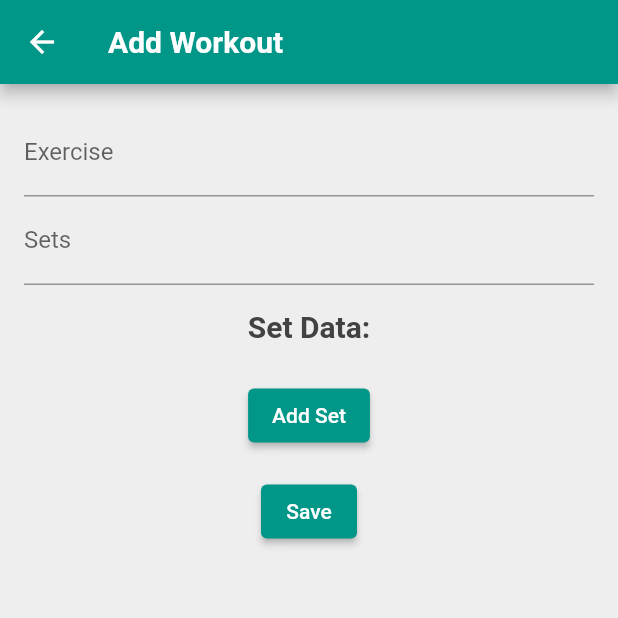
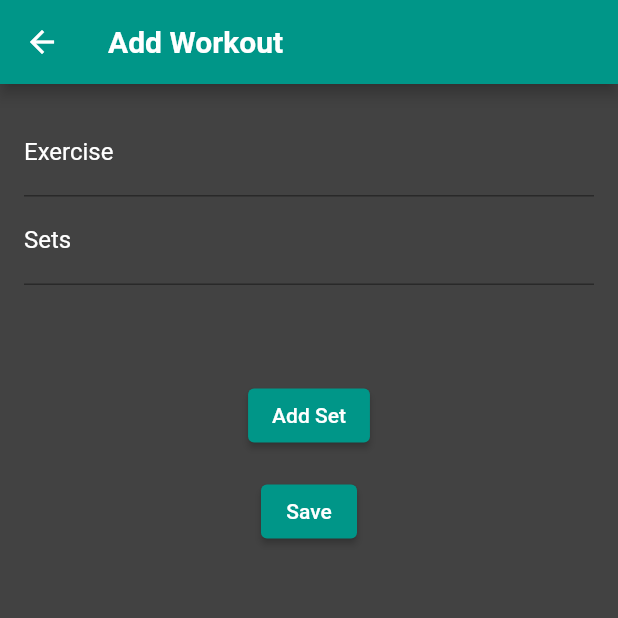
Before and after one commit to rohankewal/WorkoutLog, a Flutter app: the screen it shows after launch, after a tap on the "add" icon, on a phone screen of 412 x 824 dp, the top half of it. Run offline on Flutter 3.47's test engine with Material 2 defaults, Android fonts, the phone set to English and light mode, and no system bars; our stand-ins replace flutter_calendar_carousel.

Commit message:
style: changed color to teal for some widgets

```diff
--- a/lib/main.dart
+++ b/lib/main.dart
@@ -1,5 +1,6 @@
 import 'package:flutter/material.dart';
-import 'package:flutter_calendar_carousel/flutter_calendar_carousel.dart' show CalendarCarousel, Event;
+import 'package:flutter_calendar_carousel/flutter_calendar_carousel.dart'
+    show CalendarCarousel, Event;
 import 'package:flutter_calendar_carousel/classes/event.dart';
 
 class WorkoutLog {
@@ -39,7 +40,7 @@ class MyApp extends StatelessWidget {
       title: 'Workout Log',
       theme: ThemeData(
         primarySwatch: Colors.teal,
-        scaffoldBackgroundColor: Colors.grey[200],
+        scaffoldBackgroundColor: Colors.grey[800],
         textTheme: TextTheme(
           titleLarge: TextStyle(
             color: Colors.grey[800],
@@ -76,15 +77,19 @@ class _WorkoutListPageState extends State<WorkoutListPage> {
               onDayPressed: (DateTime date, List<Event> events) {
                 // Handle calendar day press event if needed
               },
-              weekendTextStyle: const TextStyle(color: Colors.red),
+              weekendTextStyle: const TextStyle(color: Colors.white),
               thisMonthDayBorderColor: Colors.grey,
-              headerTextStyle: const TextStyle(fontSize: 24.0, color: Colors.teal),
-              weekdayTextStyle: const TextStyle(color: Colors.black),
+              headerTextStyle:
+                  const TextStyle(fontSize: 24.0, color: Colors.teal),
+              weekdayTextStyle: const TextStyle(color: Colors.white),
               selectedDateTime: DateTime.now(),
               daysHaveCircularBorder: true,
               showOnlyCurrentMonthDate: true,
               prevDaysTextStyle: const TextStyle(fontSize: 16.0),
               nextDaysTextStyle: const TextStyle(fontSize: 16.0),
+              selectedDayButtonColor: Colors.teal,
+              selectedDayBorderColor: Colors.teal,
+              selectedDayTextStyle: const TextStyle(color: Colors.white),
             ),
           ),
           Expanded(
@@ -110,15 +115,24 @@ class _WorkoutListPageState extends State<WorkoutListPage> {
                     ),
                   ),
                   child: Card(
-                    margin: const EdgeInsets.symmetric(horizontal: 16.0, vertical: 8.0),
+                    color: Colors.teal,
+                    margin: const EdgeInsets.symmetric(
+                        horizontal: 16.0, vertical: 8.0),
                     child: ListTile(
-                      title: Text(workout.exercise),
-                      subtitle: Text('Date: ${workout.date.toString().substring(0, 10)}'),
+                      title: Text(
+                        workout.exercise,
+                        style: const TextStyle(color: Colors.white),
+                      ),
+                      subtitle: Text(
+                        'Date: ${workout.date.toString().substring(0, 10)}',
+                        style: const TextStyle(color: Colors.white),
+                      ),
                       trailing: const Icon(Icons.chevron_right),
                       onTap: () {
                         Navigator.push(
                           context,
-                          MaterialPageRoute(builder: (context) => WorkoutDetailPage(workout)),
+                          MaterialPageRoute(
+                              builder: (context) => WorkoutDetailPage(workout)),
                         );
                       },
                     ),
@@ -185,7 +199,12 @@ class _WorkoutInputPageState extends State<WorkoutInputPage> {
                 children: [
                   TextFormField(
                     controller: _exerciseController,
-                    decoration: const InputDecoration(labelText: 'Exercise'),
+                    decoration: const InputDecoration(
+                      labelText: 'Exercise',
+                      labelStyle: TextStyle(
+                        color: Colors.white, // Set the desired text color
+                      ),
+                    ),
                     validator: (value) {
                       if (value!.isEmpty) {
                         return 'Please enter an exercise';
@@ -195,7 +214,9 @@ class _WorkoutInputPageState extends State<WorkoutInputPage> {
                   ),
                   TextFormField(
                     controller: _setsController,
-                    decoration: const InputDecoration(labelText: 'Sets'),
+                    decoration: const InputDecoration(
+                        labelText: 'Sets',
+                        labelStyle: TextStyle(color: Colors.white)),
                     keyboardType: TextInputType.number,
                     validator: (value) {
                       if (value!.isEmpty) {
@@ -236,7 +257,8 @@ class _WorkoutInputPageState extends State<WorkoutInputPage> {
                     onPressed: () {
                       setState(() {
                         final sets = int.parse(_setsController.text);
-                        _setData = List.generate(sets, (_) => SetData(reps: 0, weight: 0.0));
+                        _setData = List.generate(
+                            sets, (_) => SetData(reps: 0, weight: 0.0));
                       });
                     },
                   ),
@@ -274,7 +296,8 @@ class SetInput extends StatelessWidget {
   final ValueChanged<String> onRepsChanged;
   final ValueChanged<String> onWeightChanged;
 
-  const SetInput({super.key,
+  const SetInput({
+    super.key,
     required this.setNumber,
     required this.onRepsChanged,
     required this.onWeightChanged,
@@ -321,10 +344,8 @@ class WorkoutDetailPage extends StatelessWidget {
           child: Column(
             crossAxisAlignment: CrossAxisAlignment.start,
             children: [
-              Text(
-                'Exercise: ${workout.exercise}',
-                style: Theme.of(context).textTheme.titleLarge,
-              ),
+              Text('Exercise: ${workout.exercise}',
+                  style: Theme.of(context).textTheme.titleLarge),
               const SizedBox(height: 8.0),
               Text('Date: ${workout.date.toString().substring(0, 10)}'),
               const SizedBox(height: 16.0),
@@ -341,7 +362,8 @@ class WorkoutDetailPage extends StatelessWidget {
                   final setData = workout.setData[index];
                   return ListTile(
                     title: Text('Set ${index + 1}'),
-                    subtitle: Text('Reps: ${setData.reps}, Weight: ${setData.weight}'),
+                    subtitle: Text(
+                        'Reps: ${setData.reps}, Weight: ${setData.weight}'),
                   );
                 },
               ),
```
